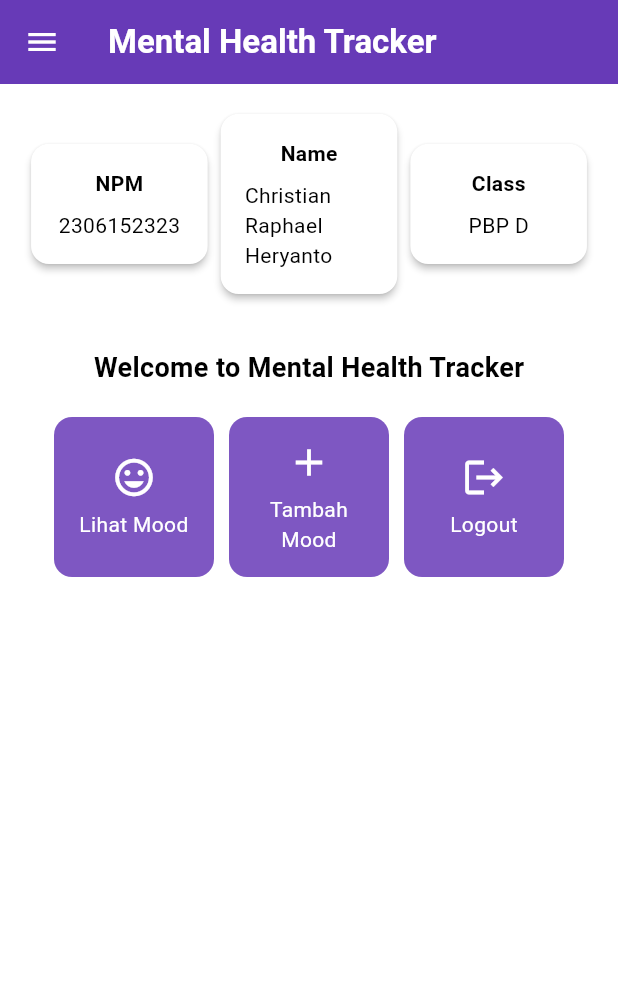
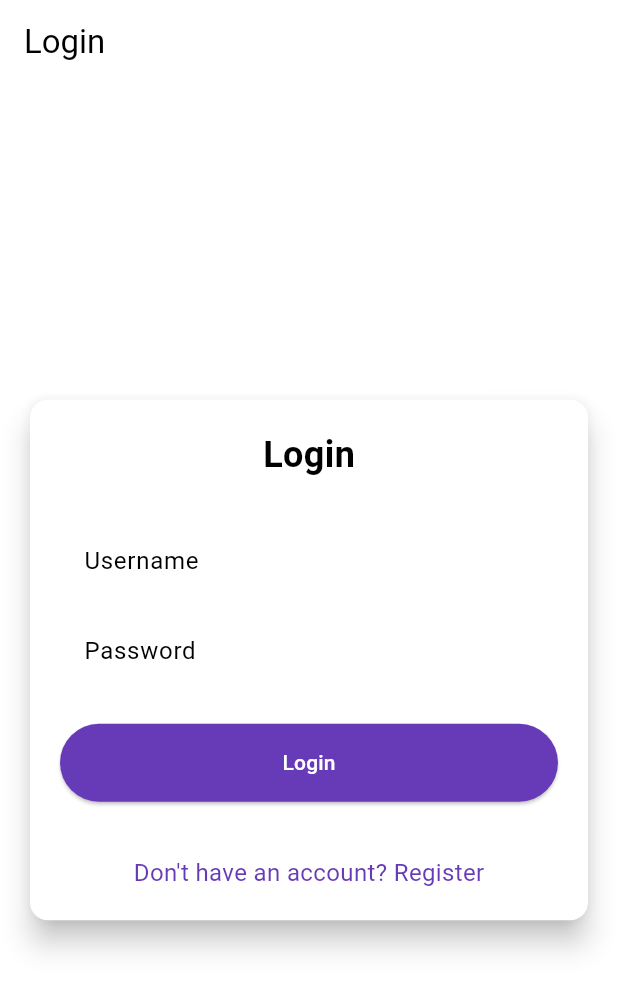
Before and after one commit to papaChick/mental-health-tracker-mobile, a Flutter app: the screen it shows after launch, on a phone screen of 412 x 824 dp. Shown: the top 991 px of the screen. Run offline on Flutter 3.47's test engine with Material 3 defaults, Android fonts, the phone set to English and light mode, and no system bars; missing offline and left inert: pbp_django_auth.

Commit message:
Tutorial 8

```diff
--- a/lib/main.dart
+++ b/lib/main.dart
@@ -1,5 +1,7 @@
 import 'package:flutter/material.dart';
-import 'package:mental_health_tracker/screens/menu.dart';
+import 'package:mental_health_tracker/screens/login.dart';
+import 'package:pbp_django_auth/pbp_django_auth.dart';
+import 'package:provider/provider.dart';
 
 void main() {
   runApp(const MyApp());
@@ -8,33 +10,22 @@ void main() {
 class MyApp extends StatelessWidget {
   const MyApp({super.key});
 
-  // This widget is the root of your application.
   @override
   Widget build(BuildContext context) {
-    return MaterialApp(
-      title: 'Flutter Demo',
-      theme: ThemeData(
-        // This is the theme of your application.
-        //
-        // TRY THIS: Try running your application with "flutter run". You'll see
-        // the application has a purple toolbar. Then, without quitting the app,
-        // try changing the seedColor in the colorScheme below to Colors.green
-        // and then invoke "hot reload" (save your changes or press the "hot
-        // reload" button in a Flutter-supported IDE, or press "r" if you used
-        // the command line to start the app).
-        //
-        // Notice that the counter didn't reset back to zero; the application
-        // state is not lost during the reload. To reset the state, use hot
-        // restart instead.
-        //
-        // This works for code too, not just values: Most code changes can be
-        // tested with just a hot reload.
-        colorScheme: ColorScheme.fromSwatch(
-          primarySwatch: Colors.deepPurple,
-        ).copyWith(secondary: Colors.deepPurple[400]),
-        useMaterial3: true,
-      ),
-      home: MyHomePage(),
+    return Provider(
+      create: (_) {
+        CookieRequest request = CookieRequest();
+        return request;
+      },
+      child: MaterialApp(
+          title: 'Mental Health Tracker',
+          theme: ThemeData(
+            useMaterial3: true,
+            colorScheme: ColorScheme.fromSwatch(
+              primarySwatch: Colors.deepPurple,
+            ).copyWith(secondary: Colors.deepPurple[400]),
+          ),
+          home: const LoginPage()),
     );
   }
 }
--- /dev/null
+++ b/lib/screens/login.dart
@@ -0,0 +1,181 @@
+import 'package:mental_health_tracker/screens/menu.dart';
+import 'package:flutter/material.dart';
+import 'package:pbp_django_auth/pbp_django_auth.dart';
+import 'package:provider/provider.dart';
+import 'package:mental_health_tracker/screens/register.dart';
+
+void main() {
+  runApp(const LoginApp());
+}
+
+class LoginApp extends StatelessWidget {
+  const LoginApp({super.key});
+
+  @override
+  Widget build(BuildContext context) {
+    return MaterialApp(
+      title: 'Login',
+      theme: ThemeData(
+        useMaterial3: true,
+        colorScheme: ColorScheme.fromSwatch(
+          primarySwatch: Colors.deepPurple,
+        ).copyWith(secondary: Colors.deepPurple[400]),
+      ),
+      home: const LoginPage(),
+    );
+  }
+}
+
+class LoginPage extends StatefulWidget {
+  const LoginPage({super.key});
+
+  @override
+  State<LoginPage> createState() => _LoginPageState();
+}
+
+class _LoginPageState extends State<LoginPage> {
+  final TextEditingController _usernameController = TextEditingController();
+  final TextEditingController _passwordController = TextEditingController();
+
+  @override
+  Widget build(BuildContext context) {
+    final request = context.watch<CookieRequest>();
+
+    return Scaffold(
+      appBar: AppBar(
+        title: const Text('Login'),
+      ),
+      body: Center(
+        child: SingleChildScrollView(
+          padding: const EdgeInsets.all(16.0),
+          child: Card(
+            elevation: 8,
+            shape: RoundedRectangleBorder(
+              borderRadius: BorderRadius.circular(12.0),
+            ),
+            child: Padding(
+              padding: const EdgeInsets.all(20.0),
+              child: Column(
+                mainAxisSize: MainAxisSize.min,
+                children: [
+                  const Text(
+                    'Login',
+                    style: TextStyle(
+                      fontSize: 24.0,
+                      fontWeight: FontWeight.bold,
+                    ),
+                  ),
+                  const SizedBox(height: 30.0),
+                  TextField(
+                    controller: _usernameController,
+                    decoration: const InputDecoration(
+                      labelText: 'Username',
+                      hintText: 'Enter your username',
+                      border: OutlineInputBorder(
+                        borderRadius: BorderRadius.all(Radius.circular(12.0)),
+                      ),
+                      contentPadding:
+                          EdgeInsets.symmetric(horizontal: 12.0, vertical: 8.0),
+                    ),
+                  ),
+                  const SizedBox(height: 12.0),
+                  TextField(
+                    controller: _passwordController,
+                    decoration: const InputDecoration(
+                      labelText: 'Password',
+                      hintText: 'Enter your password',
+                      border: OutlineInputBorder(
+                        borderRadius: BorderRadius.all(Radius.circular(12.0)),
+                      ),
+                      contentPadding:
+                          EdgeInsets.symmetric(horizontal: 12.0, vertical: 8.0),
+                    ),
+                    obscureText: true,
+                  ),
+                  const SizedBox(height: 24.0),
+                  ElevatedButton(
+                    onPressed: () async {
+                      String username = _usernameController.text;
+                      String password = _passwordController.text;
+
+                      // Cek kredensial
+                      // TODO: Ganti URL dan jangan lupa tambahkan trailing slash (/) di akhir URL!
+                      // Untuk menyambungkan Android emulator dengan Django pada localhost,
+                      // gunakan URL http://10.0.2.2/
+                      final response = await request
+                          .login("http://127.0.0.1:8000/auth/login/", {
+                        'username': username,
+                        'password': password,
+                      });
+
+                      if (request.loggedIn) {
+                        String message = response['message'];
+                        String uname = response['username'];
+                        if (context.mounted) {
+                          Navigator.pushReplacement(
+                            context,
+                            MaterialPageRoute(
+                                builder: (context) => MyHomePage()),
+                          );
+                          ScaffoldMessenger.of(context)
+                            ..hideCurrentSnackBar()
+                            ..showSnackBar(
+                              SnackBar(
+                                  content:
+                                      Text("$message Selamat datang, $uname.")),
+                            );
+                        }
+                      } else {
+                        if (context.mounted) {
+                          showDialog(
+                            context: context,
+                            builder: (context) => AlertDialog(
+                              title: const Text('Login Gagal'),
+                              content: Text(response['message']),
+                              actions: [
+                                TextButton(
+                                  child: const Text('OK'),
+                                  onPressed: () {
+                                    Navigator.pop(context);
+                                  },
+                                ),
+                              ],
+                            ),
+                          );
+                        }
+                      }
+                    },
+                    style: ElevatedButton.styleFrom(
+                      foregroundColor: Colors.white,
+                      minimumSize: Size(double.infinity, 50),
+                      backgroundColor: Theme.of(context).colorScheme.primary,
+                      padding: const EdgeInsets.symmetric(vertical: 16.0),
+                    ),
+                    child: const Text('Login'),
+                  ),
+                  const SizedBox(height: 36.0),
+                  GestureDetector(
+                    onTap: () {
+                      Navigator.push(
+                        context,
+                        MaterialPageRoute(
+                            builder: (context) => const RegisterPage()),
+                      );
+                    },
+                    child: Text(
+                      'Don\'t have an account? Register',
+                      style: TextStyle(
+                        color: Theme.of(context).colorScheme.primary,
+                        fontSize: 16.0,
+                      ),
+                    ),
+                  ),
+                ],
+              ),
+            ),
+          ),
+        ),
+      ),
+    );
+  }
+}
--- a/pubspec.yaml
+++ b/pubspec.yaml
@@ -35,6 +35,9 @@ dependencies:
   # The following adds the Cupertino Icons font to your application.
   # Use with the CupertinoIcons class for iOS style icons.
   cupertino_icons: ^1.0.8
+  provider: ^6.1.2
+  pbp_django_auth: ^0.4.0
+  http: ^1.2.2
 
 dev_dependencies:
   flutter_test:
```
Also changed, not shown: lib/models/mood_entry.dart (added, +66 -0 lines), lib/screens/list_moodentry.dart (added, +90 -0 lines), lib/screens/moodentry_form.dart (+35 -28 lines), lib/screens/register.dart (added, +166 -0 lines), lib/widgets/left_drawer.dart (+12 -0 lines), lib/widgets/mood_card.dart (+34 -1 lines), pubspec.lock, 2 other files.
